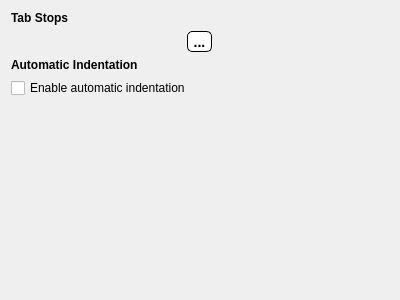
Before: the Qt Designer form App/settings/preferenceseditor.ui in djeada/Lightpad, drawn with Qt 5.
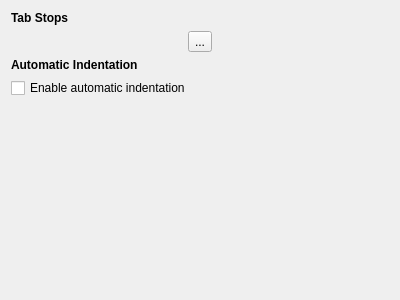
After: the same form once the commit is applied.

What changed in the file:
```diff
--- a/App/settings/preferenceseditor.ui
+++ b/App/settings/preferenceseditor.ui
@@ -14,12 +14,7 @@
    <string>Form</string>
   </property>
   <property name="styleSheet">
-   <string notr="true">QDialog#ColorPicker {
-border-width: 1;
-border-color: black;
-background: white;
-}
-QLabel {
+   <string notr="true">QLabel {
 font-weight: 600;
 }</string>
   </property>
@@ -39,17 +34,7 @@
      <item>
       <widget class="QToolButton" name="tabWidth">
        <property name="styleSheet">
-        <string notr="true">QToolButton { 
-background-color: white;
-border-style: outset;
-border-width: 1px;
-border-radius: 5px;
-border-color: black;
-font: bold 14px;
-}
-QToolButton:hover { 
-	background: lightGray;
-}</string>
+        <string notr="true"/>
        </property>
        <property name="text">
         <string>...</string>
```
